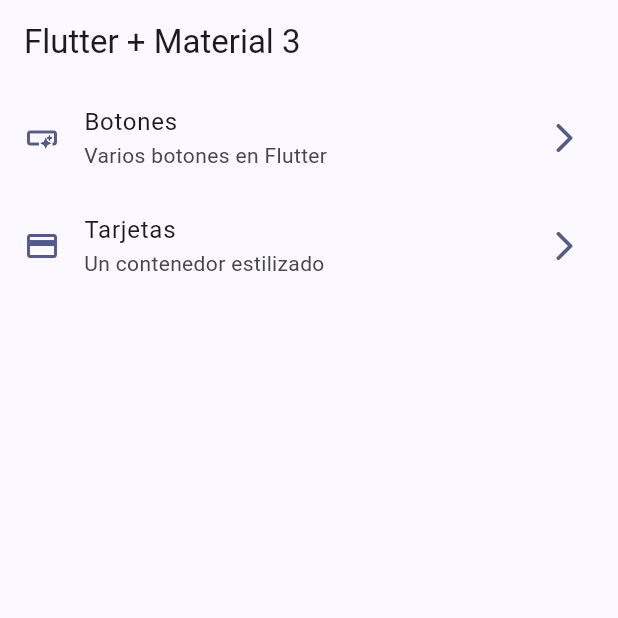
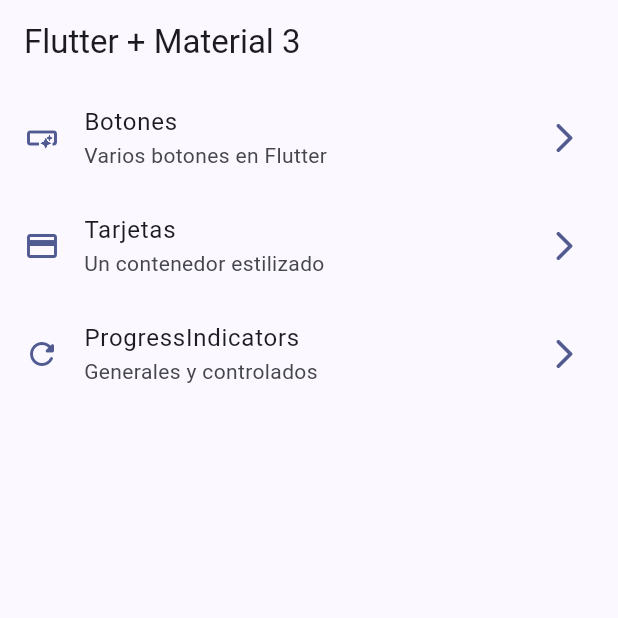
Before and after one commit to emilio-gajardo/widgets_app, a Flutter app: the screen it shows after launch, on a phone screen of 412 x 824 dp, the top half of it. Run offline on Flutter 3.47's test engine with Material 2 defaults, Android fonts, the phone set to English and light mode, and no system bars; our stand-ins replace go_router.

Commit message:
Configuración de progress indicators

```diff
--- a/lib/config/menu/menu_items.dart
+++ b/lib/config/menu/menu_items.dart
@@ -21,12 +21,17 @@ const appMenuItems = <MenuItem>[
     link: '/buttons',
     icon: Icons.smart_button_outlined
   ),
-
   MenuItem(
     title: 'Tarjetas',
     subTitle: 'Un contenedor estilizado',
     link: '/cards',
     icon: Icons.credit_card
   ),
+  MenuItem(
+    title: 'ProgressIndicators',
+    subTitle: 'Generales y controlados',
+    link: '/progress',
+    icon: Icons.refresh_rounded
+  ),
 
 ];
--- a/lib/config/router/app_router.dart
+++ b/lib/config/router/app_router.dart
@@ -21,5 +21,10 @@ final appRouter = GoRouter(
       name: CardsScreen.name,
       builder: (context, state) => const CardsScreen(),
     ),
+    GoRoute(
+      path: '/progress',
+      name: ProgressScreen.name,
+      builder: (context, state) => const ProgressScreen(),
+    ),
   ],
 );
```
Also changed, not shown: lib/presentation/screens/progress/progress_screen.dart (+59 -2 lines).
